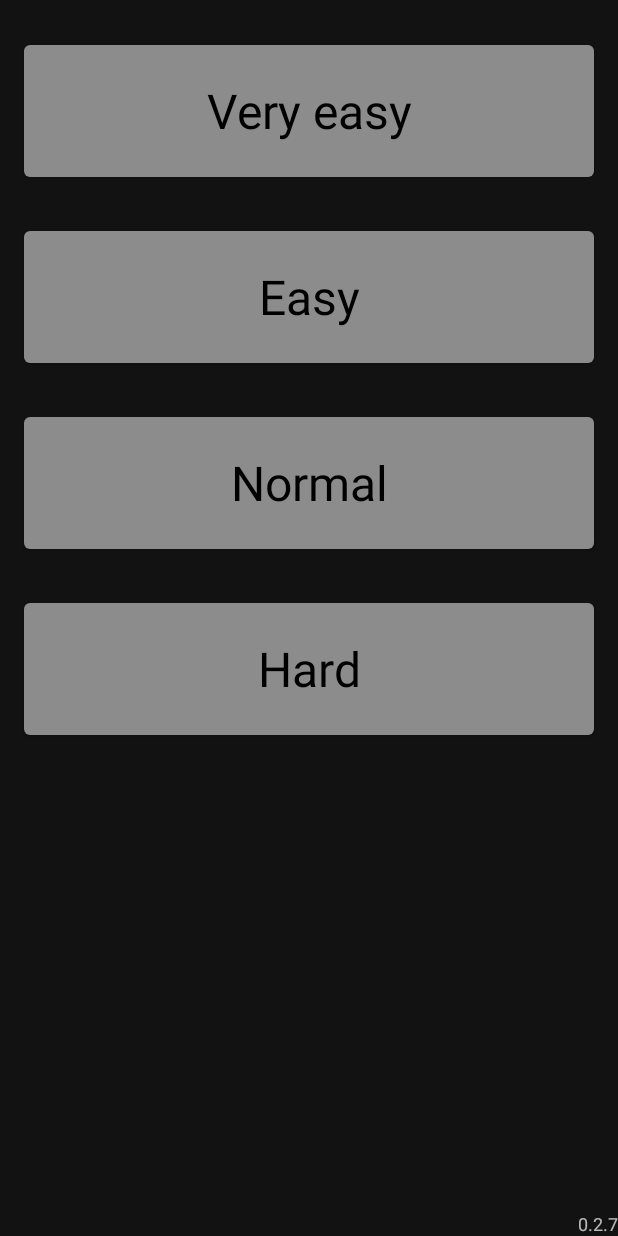
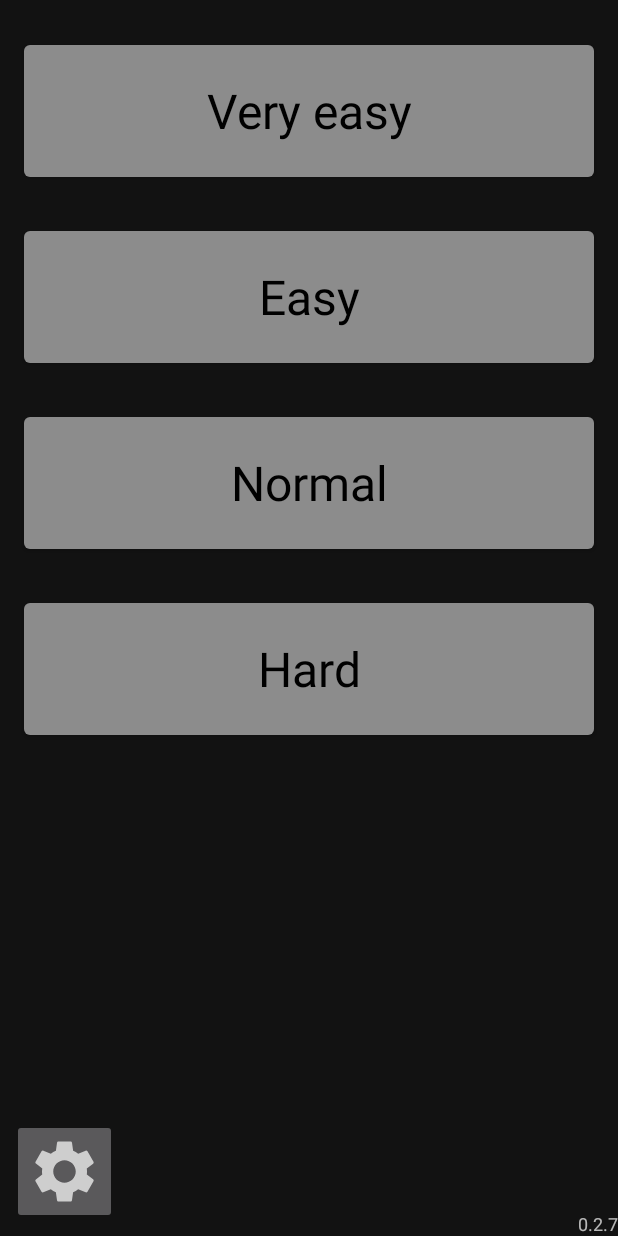
Before and after one commit to chicony83/SapperGame, an Android app: the screen it shows after launch (MainActivity), on a phone screen of 412 x 824 dp. Run offline under Robolectric (Android 15) with nearby library versions, the light colour scheme and no system bars.

Commit message:
create SettingFragment.kt create CallBackInterface.kt for replace fragments in MainActivity.kt CallBackInterface.kt is worked now

```diff
--- a/app/src/main/java/com/chico/sapper/MainActivity.kt
+++ b/app/src/main/java/com/chico/sapper/MainActivity.kt
@@ -8,17 +8,20 @@ import android.widget.Toast
 import androidx.appcompat.app.AppCompatActivity
 import androidx.fragment.app.Fragment
 import com.chico.sapper.fragments.MainMenuFragment
+import com.chico.sapper.fragments.SettingFragment
 import com.chico.sapper.fragments.SplashScreenFragment
+import com.chico.sapper.interfaces.CallBackInterface
 import kotlinx.coroutines.CoroutineScope
 import kotlinx.coroutines.Dispatchers
 import kotlinx.coroutines.delay
 import kotlinx.coroutines.launch
 import kotlin.system.exitProcess
 
-class MainActivity : AppCompatActivity() {
+class MainActivity : AppCompatActivity(),CallBackInterface {
 
     private var isMenuStarting = false
     private var isDoubleBackOnPressedOnce = false
+    private lateinit var settingFragment: SettingFragment
 
     override fun onCreate(savedInstanceState: Bundle?) {
         super.onCreate(savedInstanceState)
@@ -32,11 +35,13 @@ class MainActivity : AppCompatActivity() {
 
         val splashScreenFragment = SplashScreenFragment()
         val mainMenuFragment = MainMenuFragment()
+        settingFragment = SettingFragment()
 
+        mainMenuFragment.setCallBackInterface(this)
         isMenuStarting = intent.getBooleanExtra("IS_MENU_STARTING", true)
 
         if (isMenuStarting) {
-            startMenuFragment(mainMenuFragment)
+            startFragment(mainMenuFragment)
         }
         if (!isMenuStarting) {
             startActivity(splashScreenFragment)
@@ -67,10 +72,10 @@ class MainActivity : AppCompatActivity() {
             .commit()
     }
 
-    private fun startMenuFragment(mainMenuFragment: MainMenuFragment) {
+    private fun startFragment(startFragment: Fragment) {
         supportFragmentManager
             .beginTransaction()
-            .replace(R.id.fragment_holder, mainMenuFragment)
+            .replace(R.id.fragment_holder, startFragment)
             .commit()
     }
 
@@ -81,4 +86,12 @@ class MainActivity : AppCompatActivity() {
             .replace(R.id.fragment_holder, addFragment)
             .commit()
     }
+
+    override fun callBackFunction(i: Int) {
+        when(i){
+            1->startFragment(settingFragment)
+        }
+    }
+
+
 }
--- a/app/src/main/java/com/chico/sapper/fragments/MainMenuFragment.kt
+++ b/app/src/main/java/com/chico/sapper/fragments/MainMenuFragment.kt
@@ -2,15 +2,26 @@ package com.chico.sapper.fragments
 
 import android.content.Intent
 import android.os.Bundle
-import androidx.fragment.app.Fragment
 import android.view.LayoutInflater
 import android.view.View
 import android.view.ViewGroup
 import android.widget.Button
+import android.widget.ImageButton
+import androidx.fragment.app.Fragment
 import com.chico.sapper.GameActivity
 import com.chico.sapper.R
+import com.chico.sapper.interfaces.CallBackInterface
 
 class MainMenuFragment : Fragment(), View.OnClickListener {
+
+    private lateinit var veryEasyGameButton: Button
+    private lateinit var easyGameButton: Button
+    private lateinit var normalGameButton: Button
+    private lateinit var hardGameButton: Button
+
+    private lateinit var settingButton:ImageButton
+
+    private var callBackInterface: CallBackInterface? = null
 
     override fun onCreateView(
         inflater: LayoutInflater, container: ViewGroup?,
@@ -19,10 +30,12 @@ class MainMenuFragment : Fragment(), View.OnClickListener {
         // Inflate the layout for this fragment
         val rootView = inflater.inflate(R.layout.fragment_main_menu, container, false)
 
-        val veryEasyGameButton = rootView.findViewById<Button>(R.id.very_easy_game_button)
-        val easyGameButton = rootView.findViewById<Button>(R.id.easy_game_button)
-        val normalGameButton = rootView.findViewById<Button>(R.id.normal_game_button)
-        val hardGameButton = rootView.findViewById<Button>(R.id.hard_game_button)
+        veryEasyGameButton = rootView.findViewById<Button>(R.id.very_easy_game_button)
+        easyGameButton = rootView.findViewById<Button>(R.id.easy_game_button)
+        normalGameButton = rootView.findViewById<Button>(R.id.normal_game_button)
+        hardGameButton = rootView.findViewById<Button>(R.id.hard_game_button)
+
+//        settingButton = rootView.findViewById(R.id.settingButton)
 
         veryEasyGameButton.setOnClickListener(this)
         easyGameButton.setOnClickListener(this)
@@ -32,6 +45,13 @@ class MainMenuFragment : Fragment(), View.OnClickListener {
         return rootView
     }
 
+    override fun onViewCreated(view: View, savedInstanceState: Bundle?) {
+        super.onViewCreated(view, savedInstanceState)
+        settingButton = activity?.findViewById(R.id.settingButton)!!
+
+        settingButton.setOnClickListener(this)
+
+    }
     private fun translateToIndex(id: Int): Int {
         var index = -1
         when (id) {
@@ -44,13 +64,26 @@ class MainMenuFragment : Fragment(), View.OnClickListener {
     }
 
     override fun onClick(v: View?) {
-        val levelGame = translateToIndex(v!!.id)
-        val intent = Intent(activity, GameActivity::class.java)
+        if ((v == veryEasyGameButton)
+            or (v == easyGameButton)
+            or (v == normalGameButton)
+            or (v == hardGameButton)
+        ){
+            val levelGame = translateToIndex(v!!.id)
+            val intent = Intent(activity, GameActivity::class.java)
 
-        intent.putExtra("LEVEL_GAME",levelGame)
+            intent.putExtra("LEVEL_GAME", levelGame)
 
-        startActivity(intent)
+            startActivity(intent)
+        }
+        if(v==settingButton){
+            val i = 1
+            callBackInterface?.callBackFunction(v = i)
+        }
 
 
     }
+    fun setCallBackInterface(callBackInterface: CallBackInterface){
+        this.callBackInterface = callBackInterface
+    }
 }
--- /dev/null
+++ b/app/src/main/java/com/chico/sapper/fragments/SettingFragment.kt
@@ -0,0 +1,60 @@
+package com.chico.sapper.fragments
+
+import android.os.Bundle
+import androidx.fragment.app.Fragment
+import android.view.LayoutInflater
+import android.view.View
+import android.view.ViewGroup
+import com.chico.sapper.R
+
+// TODO: Rename parameter arguments, choose names that match
+// the fragment initialization parameters, e.g. ARG_ITEM_NUMBER
+private const val ARG_PARAM1 = "param1"
+private const val ARG_PARAM2 = "param2"
+
+/**
+ * A simple [Fragment] subclass.
+ * Use the [SettingFragment.newInstance] factory method to
+ * create an instance of this fragment.
+ */
+class SettingFragment : Fragment() {
+    // TODO: Rename and change types of parameters
+    private var param1: String? = null
+    private var param2: String? = null
+
+    override fun onCreate(savedInstanceState: Bundle?) {
+        super.onCreate(savedInstanceState)
+        arguments?.let {
+            param1 = it.getString(ARG_PARAM1)
+            param2 = it.getString(ARG_PARAM2)
+        }
+    }
+
+    override fun onCreateView(
+        inflater: LayoutInflater, container: ViewGroup?,
+        savedInstanceState: Bundle?
+    ): View? {
+        // Inflate the layout for this fragment
+        return inflater.inflate(R.layout.fragment_setting, container, false)
+    }
+
+    companion object {
+        /**
+         * Use this factory method to create a new instance of
+         * this fragment using the provided parameters.
+         *
+         * @param param1 Parameter 1.
+         * @param param2 Parameter 2.
+         * @return A new instance of fragment SettingFragment.
+         */
+        // TODO: Rename and change types and number of parameters
+        @JvmStatic
+        fun newInstance(param1: String, param2: String) =
+            SettingFragment().apply {
+                arguments = Bundle().apply {
+                    putString(ARG_PARAM1, param1)
+                    putString(ARG_PARAM2, param2)
+                }
+            }
+    }
+}
--- /dev/null
+++ b/app/src/main/java/com/chico/sapper/interfaces/CallBackInterface.kt
@@ -0,0 +1,5 @@
+package com.chico.sapper.interfaces
+
+interface CallBackInterface {
+    fun callBackFunction(v: Int)
+}
--- /dev/null
+++ b/app/src/main/res/drawable/settings.xml
@@ -0,0 +1,10 @@
+<vector xmlns:android="http://schemas.android.com/apk/res/android"
+    android:width="50dp"
+    android:height="50dp"
+    android:viewportWidth="24"
+    android:viewportHeight="24"
+    android:tint="?attr/colorControlNormal">
+  <path
+      android:fillColor="@android:color/white"
+      android:pathData="M19.14,12.94c0.04,-0.3 0.06,-0.61 0.06,-0.94c0,-0.32 -0.02,-0.64 -0.07,-0.94l2.03,-1.58c0.18,-0.14 0.23,-0.41 0.12,-0.61l-1.92,-3.32c-0.12,-0.22 -0.37,-0.29 -0.59,-0.22l-2.39,0.96c-0.5,-0.38 -1.03,-0.7 -1.62,-0.94L14.4,2.81c-0.04,-0.24 -0.24,-0.41 -0.48,-0.41h-3.84c-0.24,0 -0.43,0.17 -0.47,0.41L9.25,5.35C8.66,5.59 8.12,5.92 7.63,6.29L5.24,5.33c-0.22,-0.08 -0.47,0 -0.59,0.22L2.74,8.87C2.62,9.08 2.66,9.34 2.86,9.48l2.03,1.58C4.84,11.36 4.8,11.69 4.8,12s0.02,0.64 0.07,0.94l-2.03,1.58c-0.18,0.14 -0.23,0.41 -0.12,0.61l1.92,3.32c0.12,0.22 0.37,0.29 0.59,0.22l2.39,-0.96c0.5,0.38 1.03,0.7 1.62,0.94l0.36,2.54c0.05,0.24 0.24,0.41 0.48,0.41h3.84c0.24,0 0.44,-0.17 0.47,-0.41l0.36,-2.54c0.59,-0.24 1.13,-0.56 1.62,-0.94l2.39,0.96c0.22,0.08 0.47,0 0.59,-0.22l1.92,-3.32c0.12,-0.22 0.07,-0.47 -0.12,-0.61L19.14,12.94zM12,15.6c-1.98,0 -3.6,-1.62 -3.6,-3.6s1.62,-3.6 3.6,-3.6s3.6,1.62 3.6,3.6S13.98,15.6 12,15.6z"/>
+</vector>
--- a/app/src/main/res/layout/fragment_main_menu.xml
+++ b/app/src/main/res/layout/fragment_main_menu.xml
@@ -10,14 +10,15 @@
     <LinearLayout
         android:layout_width="match_parent"
         android:layout_height="0dp"
-        app:layout_constraintBottom_toBottomOf="parent"
-        app:layout_constraintTop_toTopOf="parent"
-        android:orientation="vertical">
+        android:orientation="vertical"
+        app:layout_constraintBottom_toTopOf="@+id/settingButton"
+        app:layout_constraintTop_toTopOf="parent">
 
         <Button
             android:id="@+id/very_easy_game_button"
             style="@style/MainMenuButtons"
             android:text="@string/buttonVeryEasy_text" />
+
         <Button
             android:id="@+id/easy_game_button"
             style="@style/MainMenuButtons"
@@ -35,6 +36,17 @@
 
     </LinearLayout>
 
+    <ImageButton
+        android:id="@+id/settingButton"
+        android:layout_width="70dp"
+        android:layout_height="70dp"
+        android:layout_marginStart="@dimen/marginNormal"
+        android:layout_marginBottom="@dimen/marginNormal"
+        android:src="@drawable/settings"
+        app:layout_constraintBottom_toBottomOf="parent"
+        app:layout_constraintStart_toStartOf="parent"
+        tools:ignore="MissingConstraints" />
+
     <TextView
         android:textSize="@dimen/H3"
         android:layout_width="wrap_content"
--- a/app/src/main/res/values/strings.xml
+++ b/app/src/main/res/values/strings.xml
@@ -34,5 +34,7 @@
     <string name="time">time</string>
     <string name="game_time">game time</string>
     <string name="select_level">select level</string>
+    <!-- TODO: Remove or change this placeholder text -->
+    <string name="hello_blank_fragment">Hello blank fragment</string>
 
 </resources>
```
Also changed, not shown: app/src/main/res/layout/fragment_setting.xml (added, +14 -0 lines), 1 other file.
